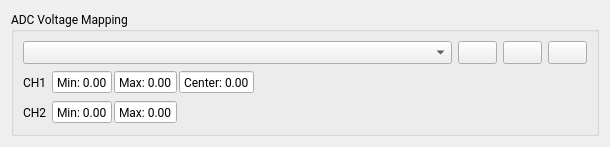
Before: the Qt Designer form widgets/adcmap.ui in vedderb/vesc_tool, drawn with Qt 5.
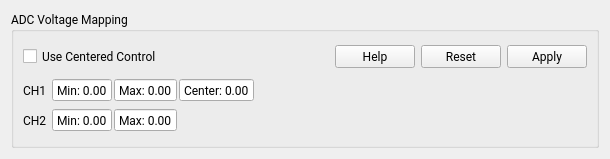
After: the same form once the commit is applied. Icons and pictures are not drawn. Custom widgets are drawn as their Qt base class.

Commit message: Updated PPM and ADC mapping widgets

```diff
--- a/widgets/adcmap.ui
+++ b/widgets/adcmap.ui
@@ -7,7 +7,7 @@
     <x>0</x>
     <y>0</y>
     <width>610</width>
-    <height>145</height>
+    <height>159</height>
    </rect>
   </property>
   <property name="font">
@@ -28,9 +28,12 @@
       <item>
        <layout class="QHBoxLayout" name="horizontalLayout_2">
         <item>
-         <widget class="QComboBox" name="controlTypeBox">
+         <widget class="QCheckBox" name="dualBox">
           <property name="toolTip">
-           <string>Choose the control type. Some control types have centered input, some don't.</string>
+           <string>Show centered graph, which is how the centered control modes interpret the throttle.</string>
+          </property>
+          <property name="text">
+           <string>Use Centered Control</string>
           </property>
          </widget>
         </item>
@@ -46,7 +49,7 @@
            <string>Show help</string>
           </property>
           <property name="text">
-           <string/>
+           <string>Help</string>
           </property>
           <property name="icon">
            <iconset resource="../res.qrc">
@@ -66,7 +69,7 @@
            <string>Reset min and max</string>
           </property>
           <property name="text">
-           <string/>
+           <string>Reset</string>
           </property>
           <property name="icon">
            <iconset resource="../res.qrc">
@@ -86,7 +89,7 @@
            <string>Apply min and max to configuration</string>
           </property>
           <property name="text">
-           <string/>
+           <string>Apply</string>
           </property>
           <property name="icon">
            <iconset resource="../res.qrc">
```
Left out of the diff: 2 changed lines with no effect on the pictures. The commit also changes 6 other files.
